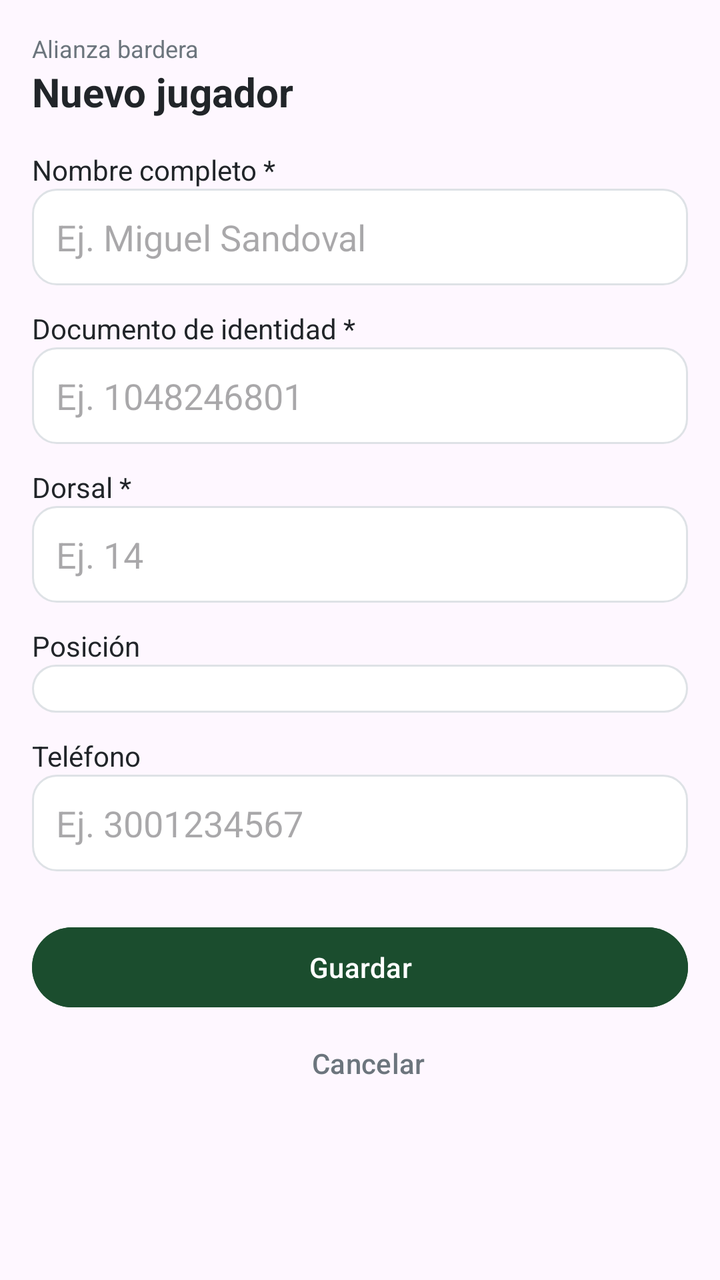
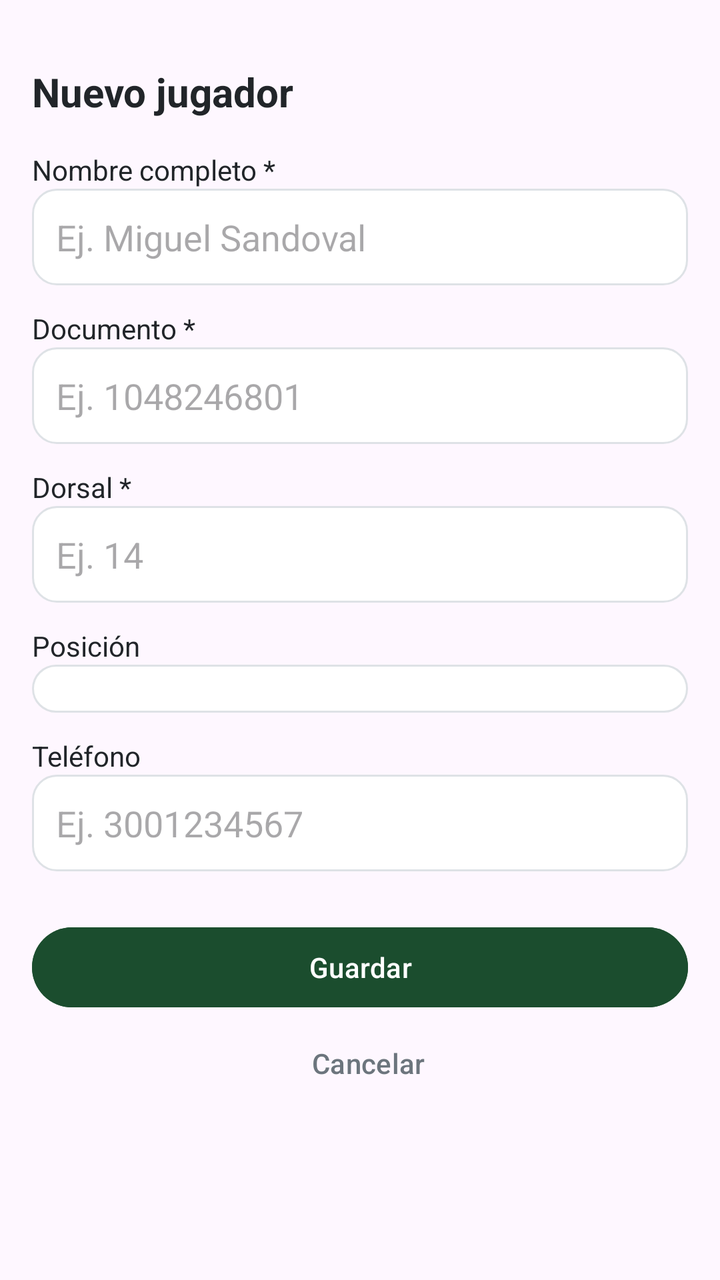

Before-and-after screenshots of an Android layout around one commit, followed by the original layout XML and the change that was made.
<!-- AndroidManifest.xml: application theme Theme.Material3.DayNight.NoActionBar -->
<!-- res/layout/activity_nuevo_jugador.xml -->
<?xml version="1.0" encoding="utf-8"?>
<ScrollView xmlns:android="http://schemas.android.com/apk/res/android"
    android:layout_width="match_parent"
    android:layout_height="match_parent"
    android:fillViewport="true">

    <LinearLayout
        android:layout_width="match_parent"
        android:layout_height="wrap_content"
        android:orientation="vertical"
        android:padding="16dp">

        <TextView
            android:layout_width="wrap_content"
            android:layout_height="wrap_content"
            android:text="Alianza bardera"
            android:textColor="@color/texto_secundario"
            android:textSize="12sp" />

        <TextView
            android:layout_width="wrap_content"
            android:layout_height="wrap_content"
            android:text="Nuevo jugador"
            android:textColor="@color/texto_principal"
            android:textSize="20sp"
            android:textStyle="bold" />

        <TextView
            android:layout_width="wrap_content"
            android:layout_height="wrap_content"
            android:layout_marginTop="16dp"
            android:text="Nombre completo *"
            android:textColor="@color/texto_principal" />

        <EditText
            android:id="@+id/etNombreCompleto"
            android:layout_width="match_parent"
            android:layout_height="wrap_content"
            android:background="@drawable/bg_card_rounded"
            android:inputType="textPersonName"
            android:padding="12dp"
            android:hint="Ej. Miguel Sandoval" />

        <TextView
            android:layout_width="wrap_content"
            android:layout_height="wrap_content"
            android:layout_marginTop="12dp"
            android:text="Documento de identidad *"
            android:textColor="@color/texto_principal" />

        <EditText
            android:id="@+id/etDocumento"
            android:layout_width="match_parent"
            android:layout_height="wrap_content"
            android:background="@drawable/bg_card_rounded"
            android:inputType="number"
            android:padding="12dp"
            android:hint="Ej. 1048246801" />

        <TextView
            android:layout_width="wrap_content"
            android:layout_height="wrap_content"
            android:layout_marginTop="12dp"
            android:text="Dorsal *"
            android:textColor="@color/texto_principal" />

        <EditText
            android:id="@+id/etDorsal"
            android:layout_width="match_parent"
            android:layout_height="wrap_content"
            android:background="@drawable/bg_card_rounded"
            android:inputType="number"
            android:padding="12dp"
            android:hint="Ej. 14" />

        <TextView
            android:layout_width="wrap_content"
            android:layout_height="wrap_content"
            android:layout_marginTop="12dp"
            android:text="Posición"
            android:textColor="@color/texto_principal" />

        <Spinner
            android:id="@+id/spPosicion"
            android:layout_width="match_parent"
            android:layout_height="wrap_content"
            android:background="@drawable/bg_card_rounded"
            android:padding="12dp" />

        <TextView
            android:layout_width="wrap_content"
            android:layout_height="wrap_content"
            android:layout_marginTop="12dp"
            android:text="Teléfono"
            android:textColor="@color/texto_principal" />

        <EditText
            android:id="@+id/etTelefono"
            android:layout_width="match_parent"
            android:layout_height="wrap_content"
            android:background="@drawable/bg_card_rounded"
            android:inputType="phone"
            android:padding="12dp"
            android:hint="Ej. 3001234567" />

        <Button
            android:id="@+id/btnGuardarNuevoJugador"
            android:layout_width="match_parent"
            android:layout_height="wrap_content"
            android:layout_marginTop="24dp"
            android:backgroundTint="@color/verde_cancha"
            android:text="Guardar"
            android:textColor="@color/blanco" />

        <Button
            android:id="@+id/btnCancelarNuevoJugador"
            style="?android:attr/buttonBarButtonStyle"
            android:layout_width="match_parent"
            android:layout_height="wrap_content"
            android:text="Cancelar"
            android:textColor="@color/texto_secundario" />

    </LinearLayout>
</ScrollView>
<!-- resources referenced by this layout -->
<resources>
  <color name="blanco">#FFFFFF</color>
  <color name="texto_principal">#212529</color>
  <color name="texto_secundario">#6C757D</color>
  <color name="verde_cancha">#1B4D2E</color>
  <!-- drawable bg_card_rounded (drawable) -->
  <?xml version="1.0" encoding="utf-8"?>
  <shape xmlns:android="http://schemas.android.com/apk/res/android">
      <solid android:color="@color/blanco" />
      <corners android:radius="12dp" />
      <stroke android:width="1dp" android:color="@color/borde_gris" />
  </shape>
  <color name="borde_gris">#DEE2E6</color>
</resources>

<!-- the commit's change to res/layout/activity_nuevo_jugador.xml (unified diff, before → after) -->
@@ -13,7 +13,8 @@
         <TextView
             android:layout_width="wrap_content"
             android:layout_height="wrap_content"
-            android:text="Alianza bardera"
+            android:id="@+id/tvEquipoNuevoJugador"
+            android:text=""
             android:textColor="@color/texto_secundario"
             android:textSize="12sp" />
 
@@ -45,7 +46,7 @@
             android:layout_width="wrap_content"
             android:layout_height="wrap_content"
             android:layout_marginTop="12dp"
-            android:text="Documento de identidad *"
+            android:text="Documento *"
             android:textColor="@color/texto_principal" />
 
         <EditText
